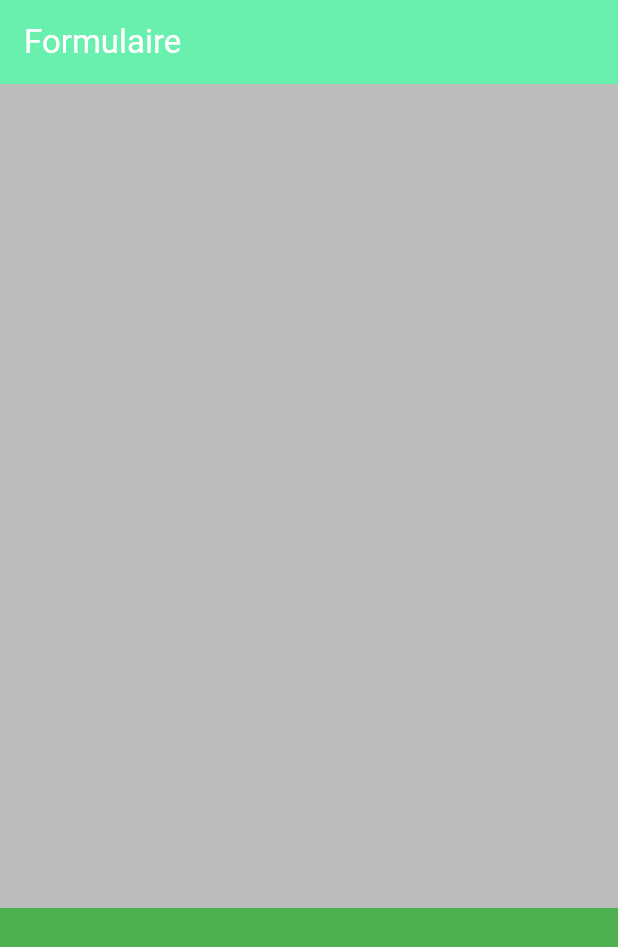
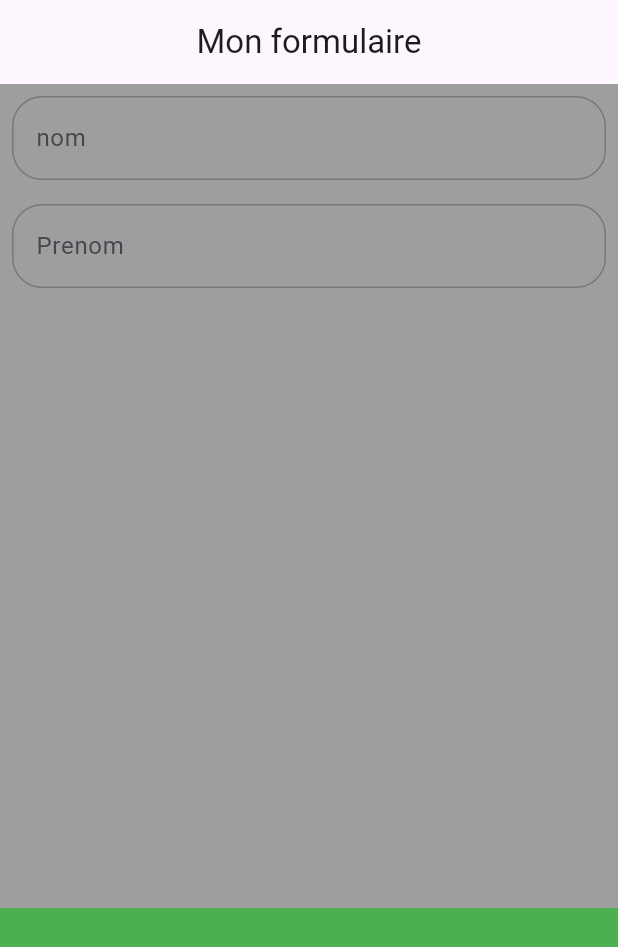
Before and after one commit to MohamedAminOuahab/futterExo, a Flutter app: the screen it shows after launch, on a phone screen of 412 x 824 dp. Shown: the top 947 px of the screen. Run offline on Flutter 3.47's test engine with Material 2 defaults, Android fonts, the phone set to English and light mode, and no system bars; our stand-ins replace flutter_svg.

```diff
--- a/mondefi_studi/lib/main.dart
+++ b/mondefi_studi/lib/main.dart
@@ -1,5 +1,5 @@
 import 'package:flutter/material.dart';
-import './myFrom.dart';
+import './myFromPage.dart';
 
 void main() {
   runApp(const MyApp());
@@ -12,12 +12,12 @@ class MyApp extends StatelessWidget {
   @override
   Widget build(BuildContext context) {
     return MaterialApp(
-      title: 'Mon Fromulaire',
+      title: 'Flutter Demo',
       theme: ThemeData(
         colorScheme: ColorScheme.fromSeed(seedColor: Colors.deepPurple),
         useMaterial3: true,
       ),
-      home: const MyFormulaire(),
+      home: const MyFromPage(),
     );
   }
 }
--- a/mondefi_studi/lib/myFrom.dart
+++ /dev/null
@@ -1,38 +0,0 @@
-import 'package:flutter/material.dart';
-
-class MyFormulaire extends StatefulWidget {
-  const MyFormulaire({Key? key}) : super(key: key);
-
-  initState() => _MyFormulaireState();
-  depose() => _MyFormulaireState();
-
-  @override
-  State<MyFormulaire> createState() => _MyFormulaireState();
-}
-
-class _MyFormulaireState extends State<MyFormulaire> {
-  @override
-  Widget build(BuildContext context) {
-    dynamic size = MediaQuery.of(context).size;
-    return Scaffold(
-        appBar: AppBar(
-          title: const Text(
-            'Formulaire',
-            style: TextStyle(color: Colors.white),
-          ),
-          backgroundColor: Colors.greenAccent,
-        ),
-        body: SingleChildScrollView(
-          child: Column(children: [
-            Container(
-              height: 2 * size.height / 3,
-              color: Color.fromARGB(255, 188, 188, 188),
-            ),
-            Container(
-              height: 1 * size.height / 3,
-              color: Colors.green,
-            )
-          ]),
-        ));
-  }
-}
--- /dev/null
+++ b/mondefi_studi/lib/myFromPage.dart
@@ -0,0 +1,86 @@
+import 'package:flutter/material.dart';
+
+class MyFromPage extends StatefulWidget {
+  const MyFromPage({super.key});
+
+  @override
+  State<MyFromPage> createState() => _MyFromPageState();
+}
+
+class _MyFromPageState extends State<MyFromPage> {
+  @override
+  void initState() {
+    super.initState();
+  }
+
+  @override
+  void dispose() {
+    super.dispose();
+  }
+
+  @override
+  Widget build(BuildContext context) {
+    var size = MediaQuery.of(context).size;
+    String saisiValue = "";
+    return Scaffold(
+      appBar: AppBar(
+        title: const Center(
+          child: Text('Mon formulaire'),
+        ),
+      ),
+      body: SingleChildScrollView(
+        child: Column(
+          children: [
+            Container(
+              width: size.width,
+              height: size.height * 2 / 3,
+              color: Colors.grey,
+              child: Column(
+                children: [
+                  Padding(
+                    padding: const EdgeInsets.all(8.0),
+                    child: TextFormField(
+                      decoration: InputDecoration(
+                        label: const Text('nom'),
+                        hintText: 'Votre nom s\' il vous plais',
+                        border: OutlineInputBorder(
+                          borderRadius: BorderRadius.circular(20),
+                        ),
+                      ),
+                      onChanged: (valueEnter) {
+                        setState(() {
+                          saisiValue = valueEnter;
+                        });
+                      },
+                    ),
+                  ),
+                  Padding(
+                    padding: const EdgeInsets.all(8.0),
+                    child: TextFormField(
+                      decoration: InputDecoration(
+                          label: const Text('Prenom'),
+                          hintText: 'Votre pernom s\' il vous plais',
+                          border: OutlineInputBorder(
+                            borderRadius: BorderRadius.circular(20),
+                          )),
+                    ),
+                  )
+                ],
+              ),
+            ),
+            Container(
+              width: size.width,
+              height: size.height * 2 / 3,
+              color: Colors.green,
+              child: Center(
+                child: Column(children: [
+                  Text(saisiValue),
+                ]),
+              ),
+            )
+          ],
+        ),
+      ),
+    );
+  }
+}
```
Also changed, not shown: carte_de_viste/assets/images/logo-garage-1.png (added), cour_studi_two/lib/checkBoxe.dart (line endings or trailing spaces).
